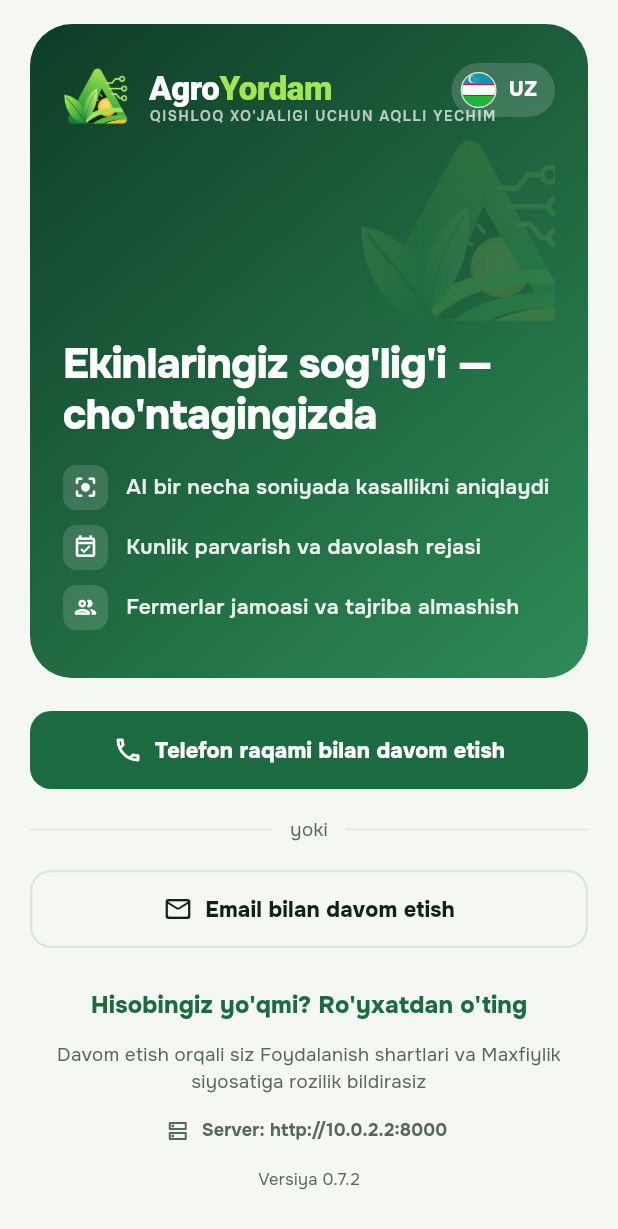
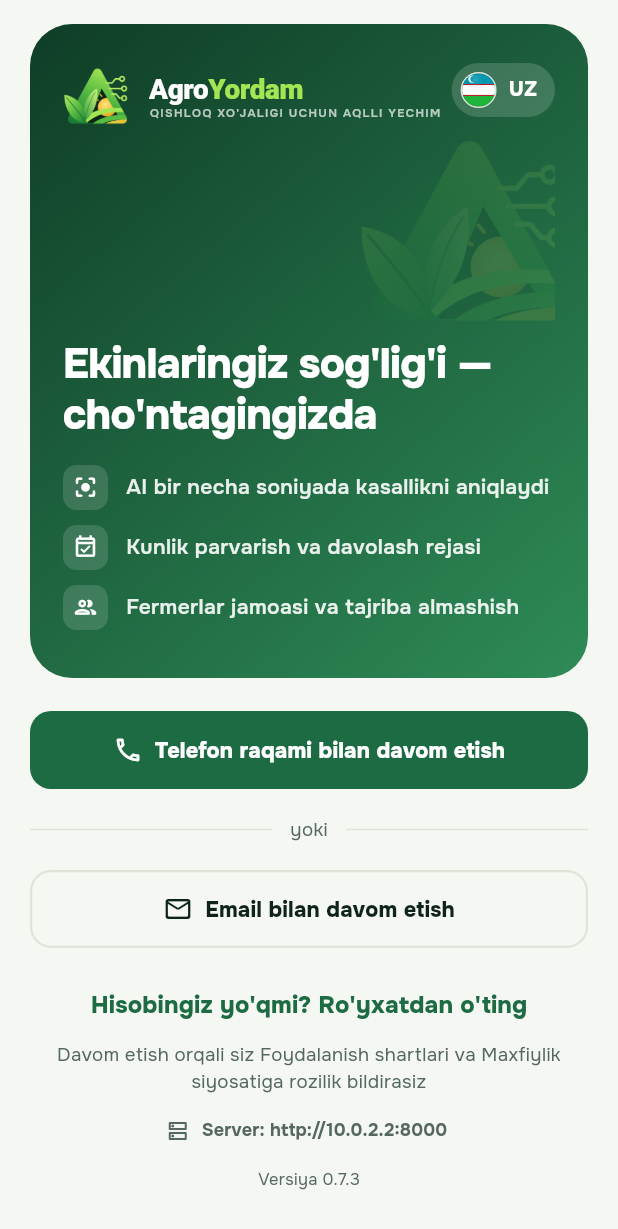
Before and after one commit to Aziimuslim/agroyordam, a Flutter app: the screen it shows after launch, on a phone screen of 412 x 824 dp. Shown: the top 1229 px of the screen. Run offline on Flutter 3.47's test engine with Material 3 defaults, Android fonts, the phone set to English and light mode, and no system bars; our stand-ins replace dio, flutter_riverpod, flutter_secure_storage, go_router, image_picker, shared_preferences; accounts and stored records are empty.

Commit message:
0.7.3: to'liq audit natijasida topilgan kamchiliklar tuzatildi
Audit: 46 ta ekran (dehqon + agronom), 442 tugma avtomatik bosib
tekshirildi, debug rejimda xato/overflow yo'q; admin panel har bo'limi;
mobil ↔ backend 129 API chaqiruvi; yorug'/qorong'i, 360px dizayn.

Tuzatildi:
- Bir xil turdagi sahifalar orasida o'tilganda eski holat qolardi
  (masalan, bilimlar bazasida boshqa yozuv nomi) — :id li ekranlarga kalit
- Havola ?tab= bilan kelganda ochiq Maslahat/Ma'lumotnoma bo'limi almashmasdi
- Ro'yxat qatorlarida uzun qiymat sarlavhani ikki qatorga bo'lardi
- Tor tugmalarda matn kesilardi ("Obunani beko...") — endi kichrayadi
- Mavzu tanlagichida "Tizimga qarab" sig'masdi
- Kirish sahifasida til tugmasi logotip shioriga tegardi (360px)
- Admin panel telefonda yonga siljirdi (filtrlar, jadvallar, sr-only)
- Admin "Jamoat" belgisi o'chirilgan postlarni ham sanardi

Co-Authored-By: Claude Opus 5.5 <noreply@anthropic.com>
Claude-Session: https://claude.ai/code/session_01V9TKQmK7tmqKCHoSr8thmG

```diff
--- a/mobile/lib/core/config.dart
+++ b/mobile/lib/core/config.dart
@@ -2,7 +2,7 @@ import 'package:flutter/foundation.dart';
 
 class AppConfig {
   static const appName = 'AgroYordam';
-  static const version = '0.7.2';
+  static const version = '0.7.3';
 
   static const _apiOverride = String.fromEnvironment('API_URL');
   static const prefsKey = 'agro_server_url';
--- a/mobile/lib/core/widgets/widgets.dart
+++ b/mobile/lib/core/widgets/widgets.dart
@@ -246,7 +246,13 @@ class PillButton extends StatelessWidget {
         else if (icon != null)
           Icon(icon, size: 20, color: fg ?? color),
         if (loading || icon != null) const SizedBox(width: 8),
-        Flexible(child: Text(label, style: TextStyle(fontWeight: FontWeight.w800, fontSize: 14.5, color: fg ?? color), overflow: TextOverflow.ellipsis)),
+        // Tor tugmada (yoki uzun tarjimada) matn kesilmaydi — kichrayadi
+        Flexible(
+          child: FittedBox(
+            fit: BoxFit.scaleDown,
+            child: Text(label, maxLines: 1, style: TextStyle(fontWeight: FontWeight.w800, fontSize: 14.5, color: fg ?? color)),
+          ),
+        ),
       ],
     );
     return SizedBox(
@@ -495,7 +501,14 @@ class ListRow extends StatelessWidget {
       child: Row(children: [
         SizedBox(width: 36, child: Icon(icon, color: danger ? c.danger : c.primaryDark)),
         Expanded(child: Text(label, style: TextStyle(fontWeight: danger ? FontWeight.w800 : FontWeight.w700, fontSize: 14.5, color: danger ? c.danger : c.text))),
-        if (value != null) Text(value!, style: TextStyle(color: c.muted, fontSize: 13)),
+        // Qiymat uzun bo'lsa o'zi qisqaradi — sarlavha ikki qatorga bo'linib ketmasin
+        if (value != null)
+          Flexible(
+            child: Padding(
+              padding: const EdgeInsets.only(left: 8),
+              child: Text(value!, maxLines: 1, overflow: TextOverflow.ellipsis, textAlign: TextAlign.end, style: TextStyle(color: c.muted, fontSize: 13)),
+            ),
+          ),
         if (chevron && !danger) Icon(AppIcons.chevron, color: c.muted),
       ]),
     );
--- a/mobile/lib/presentation/router.dart
+++ b/mobile/lib/presentation/router.dart
@@ -84,17 +84,17 @@ final routerProvider = Provider<GoRouter>((ref) {
       GoRoute(path: '/home', pageBuilder: (_, s) => _tab(const HomeScreen(), s)),
       GoRoute(path: '/garden', pageBuilder: (_, s) => _tab(const GardenScreen(), s), routes: [
         GoRoute(path: 'add', builder: (_, __) => const AddCropScreen()),
-        GoRoute(path: ':id', builder: (_, s) => CropDetailScreen(id: s.pathParameters['id']!)),
+        GoRoute(path: ':id', builder: (_, s) => CropDetailScreen(key: ValueKey(s.matchedLocation), id: s.pathParameters['id']!)),
       ]),
       GoRoute(path: '/help', pageBuilder: (_, s) => _tab(HelpScreen(tab: s.uri.queryParameters['tab'] ?? 'agro'), s), routes: [
         GoRoute(path: 'ask', builder: (_, s) => AskQuestionScreen(diagnosisId: s.uri.queryParameters['diagnosis'], cropId: s.uri.queryParameters['crop'])),
-        GoRoute(path: 'q/:id', builder: (_, s) => QuestionThreadScreen(id: s.pathParameters['id']!)),
-        GoRoute(path: 'agronom/:id', builder: (_, s) => ExpertPublicScreen(id: s.pathParameters['id']!)),
+        GoRoute(path: 'q/:id', builder: (_, s) => QuestionThreadScreen(key: ValueKey(s.matchedLocation), id: s.pathParameters['id']!)),
+        GoRoute(path: 'agronom/:id', builder: (_, s) => ExpertPublicScreen(key: ValueKey(s.matchedLocation), id: s.pathParameters['id']!)),
       ]),
       // Jamoat endi "Maslahat" ichida; eski havolalar (post sahifalari) shu yerda qoladi
       GoRoute(path: '/community', pageBuilder: (_, s) => _tab(const HelpScreen(tab: 'comm'), s), routes: [
         GoRoute(path: 'new', builder: (_, __) => const CreatePostScreen()),
-        GoRoute(path: ':id', builder: (_, s) => PostDetailScreen(id: s.pathParameters['id']!)),
+        GoRoute(path: ':id', builder: (_, s) => PostDetailScreen(key: ValueKey(s.matchedLocation), id: s.pathParameters['id']!)),
       ]),
       GoRoute(path: '/reminders', builder: (_, s) => RemindersScreen(cropId: s.uri.queryParameters['crop']), routes: [
         GoRoute(path: 'add', builder: (_, s) => AddReminderScreen(cropId: s.uri.queryParameters['crop'])),
@@ -106,20 +106,20 @@ final routerProvider = Provider<GoRouter>((ref) {
       ]),
 
       GoRoute(path: '/diagnose', builder: (_, s) => DiagnoseScreen(cropId: s.uri.queryParameters['crop'], source: s.uri.queryParameters['source'])),
-      GoRoute(path: '/diagnosis/:id', builder: (_, s) => DiagnosisDetailScreen(id: s.pathParameters['id']!), routes: [
-        GoRoute(path: 'plan', builder: (_, s) => CarePlanScreen(diagnosisId: s.pathParameters['id']!)),
+      GoRoute(path: '/diagnosis/:id', builder: (_, s) => DiagnosisDetailScreen(key: ValueKey(s.matchedLocation), id: s.pathParameters['id']!), routes: [
+        GoRoute(path: 'plan', builder: (_, s) => CarePlanScreen(key: ValueKey(s.matchedLocation), diagnosisId: s.pathParameters['id']!)),
       ]),
       GoRoute(path: '/diagnoses', builder: (_, __) => const DiagnosesHistoryScreen()),
       GoRoute(path: '/assistant', builder: (_, __) => const AssistantScreen()),
       GoRoute(path: '/catalog', builder: (_, s) => CatalogScreen(tab: s.uri.queryParameters['tab'] ?? 'plants'), routes: [
-        GoRoute(path: 'plant/:id', builder: (_, s) => PlantScreen(id: s.pathParameters['id']!)),
-        GoRoute(path: 'disease/:id', builder: (_, s) => DiseaseScreen(id: s.pathParameters['id']!)),
-        GoRoute(path: 'medicine/:id', builder: (_, s) => MedicineScreen(id: s.pathParameters['id']!)),
+        GoRoute(path: 'plant/:id', builder: (_, s) => PlantScreen(key: ValueKey(s.matchedLocation), id: s.pathParameters['id']!)),
+        GoRoute(path: 'disease/:id', builder: (_, s) => DiseaseScreen(key: ValueKey(s.matchedLocation), id: s.pathParameters['id']!)),
+        GoRoute(path: 'medicine/:id', builder: (_, s) => MedicineScreen(key: ValueKey(s.matchedLocation), id: s.pathParameters['id']!)),
       ]),
 
-      GoRoute(path: '/users/:id', builder: (_, s) => UserProfileScreen(id: s.pathParameters['id']!)),
+      GoRoute(path: '/users/:id', builder: (_, s) => UserProfileScreen(key: ValueKey(s.matchedLocation), id: s.pathParameters['id']!)),
       GoRoute(path: '/messages', builder: (_, __) => const ConversationsScreen(), routes: [
-        GoRoute(path: ':id', builder: (_, s) => ThreadScreen(id: s.pathParameters['id']!)),
+        GoRoute(path: ':id', builder: (_, s) => ThreadScreen(key: ValueKey(s.matchedLocation), id: s.pathParameters['id']!)),
       ]),
       GoRoute(path: '/notifications', builder: (_, __) => const NotificationsScreen()),
 
@@ -129,7 +129,7 @@ final routerProvider = Provider<GoRouter>((ref) {
 
       // ---------- Agronom rejimi ----------
       GoRoute(path: '/expert', pageBuilder: (_, s) => _tab(const ExpertQueueScreen(), s)),
-      GoRoute(path: '/expert/review/:id', builder: (_, s) => ReviewScreen(id: s.pathParameters['id']!)),
+      GoRoute(path: '/expert/review/:id', builder: (_, s) => ReviewScreen(key: ValueKey(s.matchedLocation), id: s.pathParameters['id']!)),
       GoRoute(path: '/expert/questions', pageBuilder: (_, s) => _tab(const ExpertQuestionsScreen(), s)),
       GoRoute(path: '/expert/community', pageBuilder: (_, s) => _tab(const ExpertCommunityScreen(), s)),
       GoRoute(path: '/expert/kb', pageBuilder: (_, s) => _tab(const KnowledgeScreen(), s), routes: [
@@ -137,7 +137,7 @@ final routerProvider = Provider<GoRouter>((ref) {
           path: ':entity/:id',
           builder: (_, s) {
             final id = s.pathParameters['id']!;
-            return KbEditScreen(entity: s.pathParameters['entity']!, id: id == 'new' ? null : id);
+            return KbEditScreen(key: ValueKey(s.matchedLocation), entity: s.pathParameters['entity']!, id: id == 'new' ? null : id);
           },
         ),
       ]),
--- a/mobile/lib/presentation/screens/auth/welcome_screen.dart
+++ b/mobile/lib/presentation/screens/auth/welcome_screen.dart
@@ -76,7 +76,8 @@ class WelcomeScreen extends ConsumerWidget {
                 Column(
                   crossAxisAlignment: CrossAxisAlignment.start,
                   children: [
-                    const BrandWordmark(size: 46, onDark: true, slogan: true),
+                    // O'ngda til tugmasi turadi — logotip unga tegmasin
+                    const Padding(padding: EdgeInsets.only(right: 76), child: BrandWordmark(size: 46, onDark: true, slogan: true)),
                     const SizedBox(height: 28),
                 const Spacer(),
                     Text(
--- a/mobile/lib/presentation/screens/catalog/catalog_screen.dart
+++ b/mobile/lib/presentation/screens/catalog/catalog_screen.dart
@@ -24,6 +24,12 @@ const _riskOrder = {'high': 0, 'medium': 1, 'low': 2};
 
 class _CatalogState extends ConsumerState<CatalogScreen> {
   late String _tab = const {'plants', 'diseases', 'medicines'}.contains(widget.tab) ? widget.tab : 'plants';
+
+  @override
+  void didUpdateWidget(covariant CatalogScreen old) {
+    super.didUpdateWidget(old);
+    if (old.tab != widget.tab && const {'plants', 'diseases', 'medicines'}.contains(widget.tab)) _tab = widget.tab;
+  }
   String _q = '';
   String _plant = 'all';
 
--- a/mobile/pubspec.yaml
+++ b/mobile/pubspec.yaml
@@ -16,7 +16,7 @@ publish_to: 'none' # Remove this line if you wish to publish to pub.dev
 # https://developer.apple.com/library/archive/documentation/General/Reference/InfoPlistKeyReference/Articles/CoreFoundationKeys.html
 # In Windows, build-name is used as the major, minor, and patch parts
 # of the product and file versions while build-number is used as the build suffix.
-version: 0.7.2+14
+version: 0.7.3+15
 
 environment:
   sdk: ^3.9.2
```
Also changed, not shown: mobile/lib/presentation/screens/help/help_screen.dart (+7 -0 lines), mobile/lib/presentation/screens/profile/profile_screen.dart (+9 -3 lines), 4 other files.
